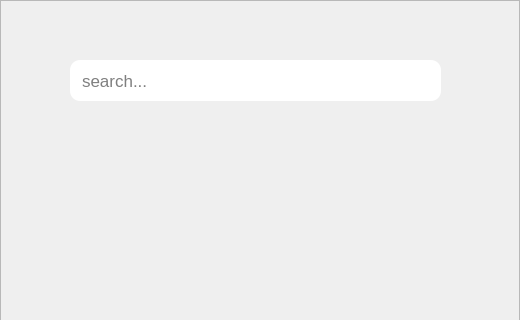
First picture: the form in client/addmember.ui, repository imanzk/Task-Manager-Application, before the edit; both pictures show x 0 to 520 and y 0 to 320 of the 520 by 460 pixel window.
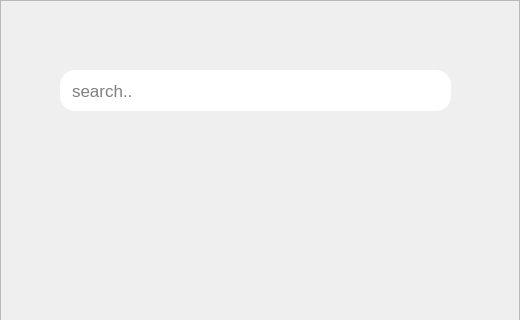
Second picture: the form after the edit.

```diff
--- a/client/addmember.ui
+++ b/client/addmember.ui
@@ -1,7 +1,7 @@
 <?xml version="1.0" encoding="UTF-8"?>
 <ui version="4.0">
- <class>addmember</class>
- <widget class="QWidget" name="addmember">
+ <class>addmemberClass</class>
+ <widget class="QWidget" name="addmemberClass">
   <property name="geometry">
    <rect>
     <x>0</x>
@@ -23,7 +23,7 @@
     </rect>
    </property>
    <property name="styleSheet">
-    <string notr="true">background:&quot;#efe5b0&quot;;</string>
+    <string notr="true">background:&quot;#ffc904&quot;</string>
    </property>
    <property name="frameShape">
     <enum>QFrame::StyledPanel</enum>
@@ -31,55 +31,61 @@
    <property name="frameShadow">
     <enum>QFrame::Raised</enum>
    </property>
-   <widget class="QLineEdit" name="search">
+   <widget class="QScrollArea" name="scroll_2">
     <property name="geometry">
      <rect>
-      <x>70</x>
-      <y>60</y>
-      <width>371</width>
-      <height>41</height>
-     </rect>
-    </property>
-    <property name="font">
-     <font>
-      <pointsize>13</pointsize>
-     </font>
-    </property>
-    <property name="styleSheet">
-     <string notr="true">padding-left:10;
-border-radius:10;
-background:white;</string>
-    </property>
-    <property name="placeholderText">
-     <string>search...</string>
-    </property>
-   </widget>
-   <widget class="QScrollArea" name="scroll">
-    <property name="geometry">
-     <rect>
-      <x>70</x>
+      <x>50</x>
       <y>120</y>
-      <width>371</width>
+      <width>411</width>
       <height>281</height>
      </rect>
     </property>
     <property name="styleSheet">
-     <string notr="true">border:none;</string>
+     <string notr="true">border:none;
+background:&quot;#ffc904&quot;;</string>
     </property>
     <property name="widgetResizable">
      <bool>true</bool>
     </property>
-    <widget class="QWidget" name="scrollAreaWidgetContents">
+    <widget class="QWidget" name="scroll">
      <property name="geometry">
       <rect>
        <x>0</x>
        <y>0</y>
-       <width>371</width>
+       <width>411</width>
        <height>281</height>
       </rect>
      </property>
     </widget>
    </widget>
+   <widget class="QLineEdit" name="search">
+    <property name="geometry">
+     <rect>
+      <x>60</x>
+      <y>70</y>
+      <width>391</width>
+      <height>41</height>
+     </rect>
+    </property>
+    <property name="font">
+     <font>
+      <pointsize>13</pointsize>
+     </font>
+    </property>
+    <property name="styleSheet">
+     <string notr="true">background:white;
+border-radius:15;
+border:none;
+color:black;
+padding-left:10;</string>
+    </property>
+    <property name="text">
+     <string/>
+    </property>
+    <property name="placeholderText">
+     <string>search..</string>
+    </property>
+   </widget>
   </widget>
  </widget>
  <resources/>
```
